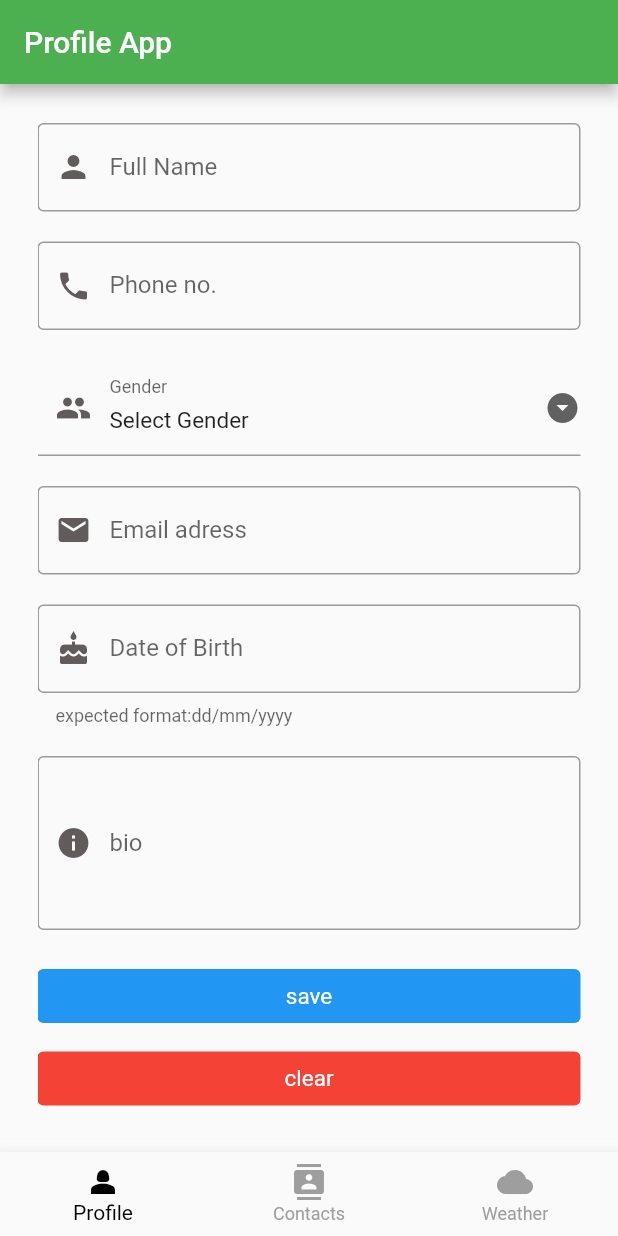
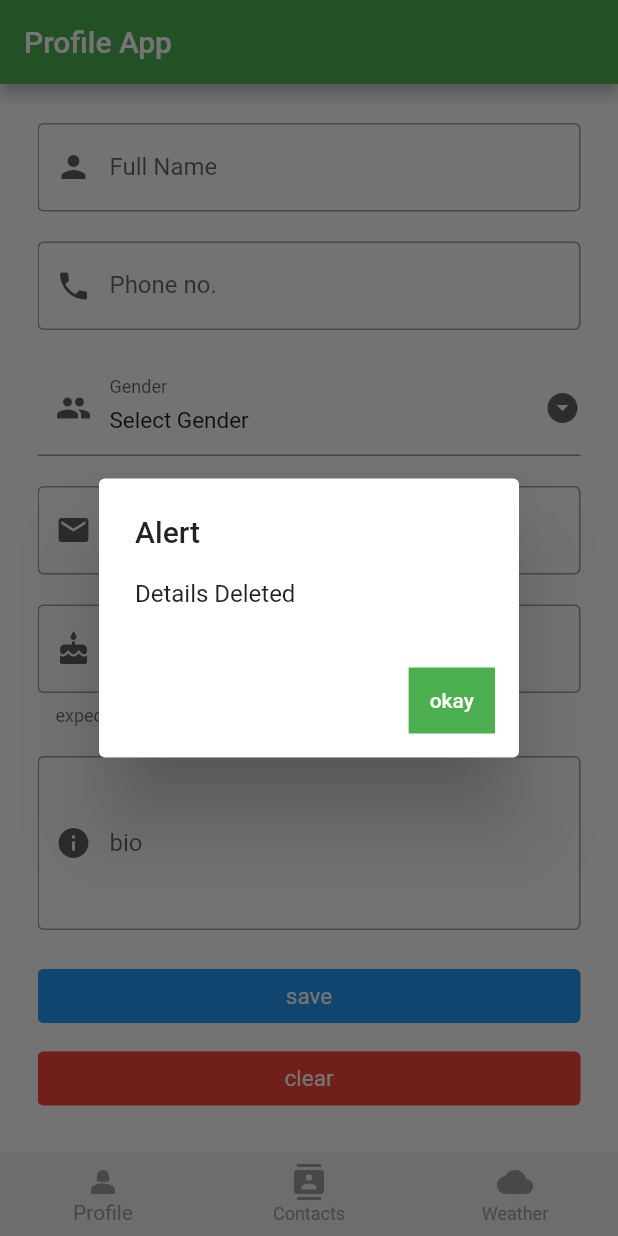
Before and after one commit to codesbyvikas/profile_app, a Flutter app: the screen it shows after launch, scrolled down 179 dp, after a tap on "clear", on a phone screen of 412 x 824 dp. Run offline on Flutter 3.47's test engine with Material 2 defaults, Android fonts, the phone set to English and light mode, and no system bars; our stand-ins replace flutter_contacts, image_picker, shared_preferences.

```diff
--- a/lib/navigator/navigator.dart
+++ b/lib/navigator/navigator.dart
@@ -11,20 +11,22 @@ class NavigatorBar extends StatefulWidget {
 }
 
 class _NavigatorBarState extends State<NavigatorBar> {
-  int _myIndex = 0;
+  int myIndex = 0;
 
-  final List _screens = const [EditProfile(), Contacts(), Weather()];
+  final List _screens = [EditProfile(), Contacts(), Weather()];
   @override
   Widget build(BuildContext context) {
     return SafeArea(
       child: Scaffold(
-        body: _screens[_myIndex],
+        body: _screens[myIndex],
         bottomNavigationBar: BottomNavigationBar(
+          backgroundColor: const Color.fromARGB(255, 236, 237, 238),
           unselectedItemColor: Colors.grey,
-          selectedItemColor: Colors.black,
+          selectedItemColor: Colors.grey,
+          elevation: 0,
           onTap: (index) {
             setState(() {
-              _myIndex = index;
+              myIndex = index;
             });
           },
           items: const [
@@ -39,8 +41,7 @@ class _NavigatorBarState extends State<NavigatorBar> {
             BottomNavigationBarItem(
               icon: Icon(Icons.cloud),
               label: "Weather",
-
-            )
+            ),
           ],
         ),
       ),
--- a/lib/profile/editprofile.dart
+++ b/lib/profile/editprofile.dart
@@ -16,6 +16,7 @@ class EditProfile extends StatefulWidget {
 class _EditProfile extends State<EditProfile> {
   String dropdownValue = 'Select Gender';
   File? imageFile;
+
   final TextEditingController _name = TextEditingController();
   final TextEditingController _email = TextEditingController();
   final TextEditingController _phone = TextEditingController();
@@ -128,7 +129,8 @@ class _EditProfile extends State<EditProfile> {
         horizontal: 20,
         vertical: 20,
       ),
-      child: Column(children: <Widget>[
+      child: Column(
+        children: <Widget>[
           const Text(
             "Choose a profile picture",
             style: TextStyle(fontSize: 20),
@@ -173,7 +175,8 @@ class _EditProfile extends State<EditProfile> {
               ),
             ],
           )
-      ]),
+        ],
+      ),
     );
   }
 
@@ -350,6 +353,30 @@ class _EditProfile extends State<EditProfile> {
           backgroundColor: Colors.blue,
           textStyle: const TextStyle(fontSize: 15)),
       onPressed: () async {
+        showDialog(
+          context: context,
+          builder: (ctx) => AlertDialog(
+            title: const Text("Alert"),
+            content: const Text("Details Saved"),
+            actions: <Widget>[
+              TextButton(
+                onPressed: () {
+                  Navigator.of(ctx).pop();
+                },
+                child: Container(
+                  color: Colors.green,
+                  padding: const EdgeInsets.all(14),
+                  child: const Text(
+                    "okay",
+                    style: TextStyle(
+                      color: Colors.white,
+                    ),
+                  ),
+                ),
+              ),
+            ],
+          ),
+        );
         storeData();
       },
       child: const Text('save'),
@@ -371,6 +398,31 @@ class _EditProfile extends State<EditProfile> {
           _dob.value = const TextEditingValue(text: "");
           _phone.value = const TextEditingValue(text: "");
         });
+        storeData();
+        showDialog(
+          context: context,
+          builder: (ctx) => AlertDialog(
+            title: const Text("Alert"),
+            content: const Text("Details Deleted"),
+            actions: <Widget>[
+              TextButton(
+                onPressed: () {
+                  Navigator.of(ctx).pop();
+                },
+                child: Container(
+                  color: Colors.green,
+                  padding: const EdgeInsets.all(14),
+                  child: const Text(
+                    "okay",
+                    style: TextStyle(
+                      color: Colors.white,
+                    ),
+                  ),
+                ),
+              ),
+            ],
+          ),
+        );
       },
       child: const Text('clear'),
     );
--- a/pubspec.yaml
+++ b/pubspec.yaml
@@ -29,3 +29,4 @@ flutter:
 
   assets:
     - assets/images/profile.png
+    - assets/images/contact_profile.png
```
Also changed, not shown: lib/contacts/contactinfo.dart (+116 -18 lines), lib/contacts/contacts.dart (+15 -20 lines), lib/weather/loadweather.dart (+11 -12 lines), assets/images/contact_profile.png (added). Lines whose indentation alone changed are shown as unchanged.
